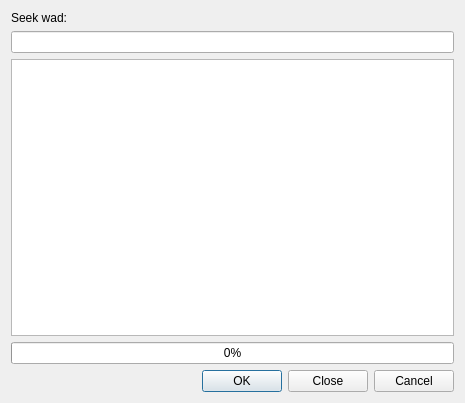
This is src/gui/wadseekerinterface.ui in Destroyerrrocket/doomseeker-unofficial as Qt 5 draws it before an edit. The edited form follows.
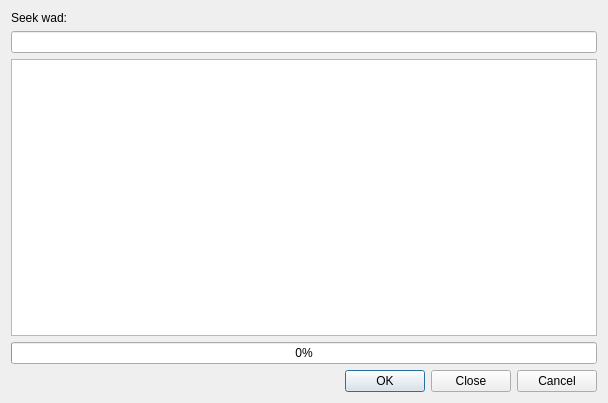
This is the edited form.

Diff of the .ui file:
```diff
--- a/src/gui/wadseekerinterface.ui
+++ b/src/gui/wadseekerinterface.ui
@@ -6,7 +6,7 @@
    <rect>
     <x>0</x>
     <y>0</y>
-    <width>465</width>
+    <width>608</width>
     <height>403</height>
    </rect>
   </property>
```
